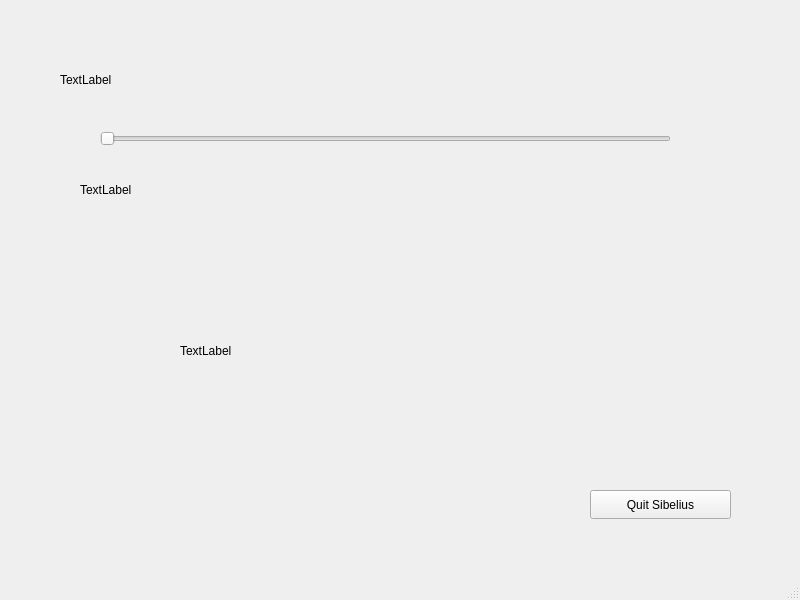
Before: the Qt Designer form mainwindow.ui in BLumia/pineapple-tracker-player, drawn with Qt 5.
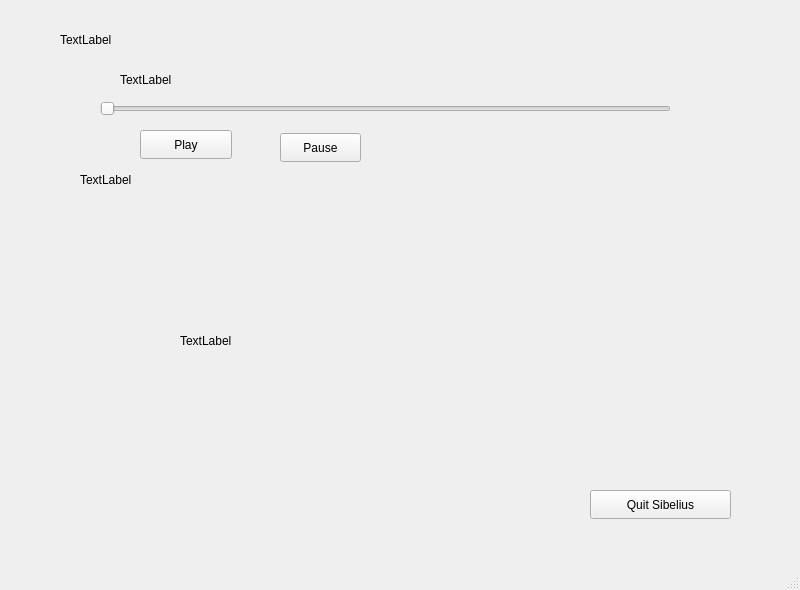
After: the same form once the commit is applied.

Commit message: feat: support play/pause

```diff
--- a/mainwindow.ui
+++ b/mainwindow.ui
@@ -7,7 +7,7 @@
     <x>0</x>
     <y>0</y>
     <width>800</width>
-    <height>600</height>
+    <height>590</height>
    </rect>
   </property>
   <property name="acceptDrops">
@@ -21,7 +21,7 @@
     <property name="geometry">
      <rect>
       <x>100</x>
-      <y>130</y>
+      <y>100</y>
       <width>571</width>
       <height>18</height>
      </rect>
@@ -34,7 +34,7 @@
     <property name="geometry">
      <rect>
       <x>60</x>
-      <y>70</y>
+      <y>30</y>
       <width>551</width>
       <height>20</height>
      </rect>
@@ -47,8 +47,8 @@
     <property name="geometry">
      <rect>
       <x>80</x>
-      <y>180</y>
-      <width>391</width>
+      <y>170</y>
+      <width>551</width>
       <height>20</height>
      </rect>
     </property>
@@ -73,9 +73,48 @@
     <property name="geometry">
      <rect>
       <x>180</x>
-      <y>230</y>
+      <y>210</y>
       <width>431</width>
-      <height>241</height>
+      <height>261</height>
+     </rect>
+    </property>
+    <property name="text">
+     <string>TextLabel</string>
+    </property>
+   </widget>
+   <widget class="QPushButton" name="pushButton_2">
+    <property name="geometry">
+     <rect>
+      <x>140</x>
+      <y>130</y>
+      <width>92</width>
+      <height>29</height>
+     </rect>
+    </property>
+    <property name="text">
+     <string>Play</string>
+    </property>
+   </widget>
+   <widget class="QPushButton" name="pushButton_3">
+    <property name="geometry">
+     <rect>
+      <x>280</x>
+      <y>133</y>
+      <width>81</width>
+      <height>29</height>
+     </rect>
+    </property>
+    <property name="text">
+     <string>Pause</string>
+    </property>
+   </widget>
+   <widget class="QLabel" name="label_4">
+    <property name="geometry">
+     <rect>
+      <x>120</x>
+      <y>70</y>
+      <width>551</width>
+      <height>20</height>
      </rect>
     </property>
     <property name="text">
```
The commit also changes 3 other files.
